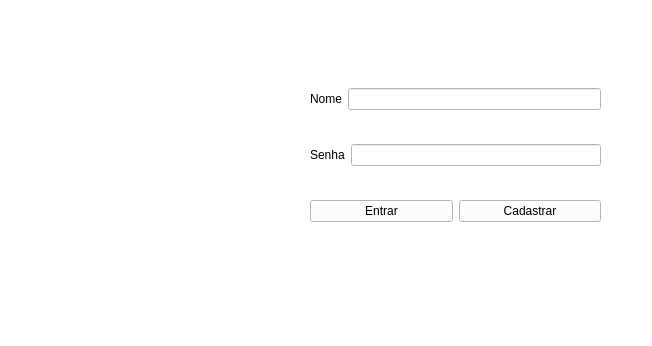
Before: the Qt Designer form InterfaceGrafica/Hotel/login.ui in Caioww/Hotel, drawn with Qt 5.
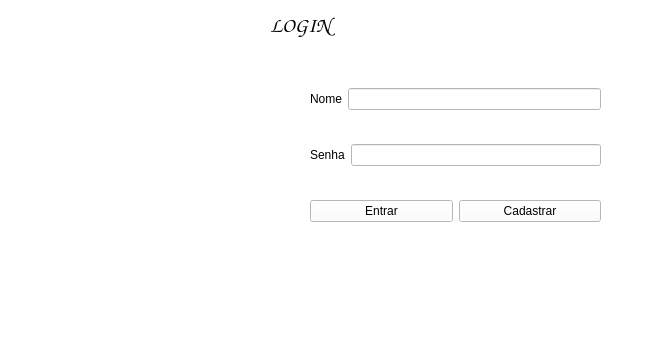
After: the same form once the commit is applied. Icons and pictures are not drawn.

Diff of the .ui file:
```diff
--- a/InterfaceGrafica/Hotel/login.ui
+++ b/InterfaceGrafica/Hotel/login.ui
@@ -36,7 +36,7 @@
      <bool>true</bool>
     </property>
    </widget>
-   <widget class="QWidget" name="">
+   <widget class="QWidget" name="layoutWidget">
     <property name="geometry">
      <rect>
       <x>310</x>
@@ -98,6 +98,27 @@
      </item>
     </layout>
    </widget>
+   <widget class="QLabel" name="label_4">
+    <property name="geometry">
+     <rect>
+      <x>270</x>
+      <y>10</y>
+      <width>201</width>
+      <height>31</height>
+     </rect>
+    </property>
+    <property name="font">
+     <font>
+      <family>Comic Sans MS</family>
+      <pointsize>16</pointsize>
+      <weight>75</weight>
+      <bold>true</bold>
+     </font>
+    </property>
+    <property name="text">
+     <string>LOGIN</string>
+    </property>
+   </widget>
   </widget>
   <widget class="QMenuBar" name="menubar">
    <property name="geometry">
```
